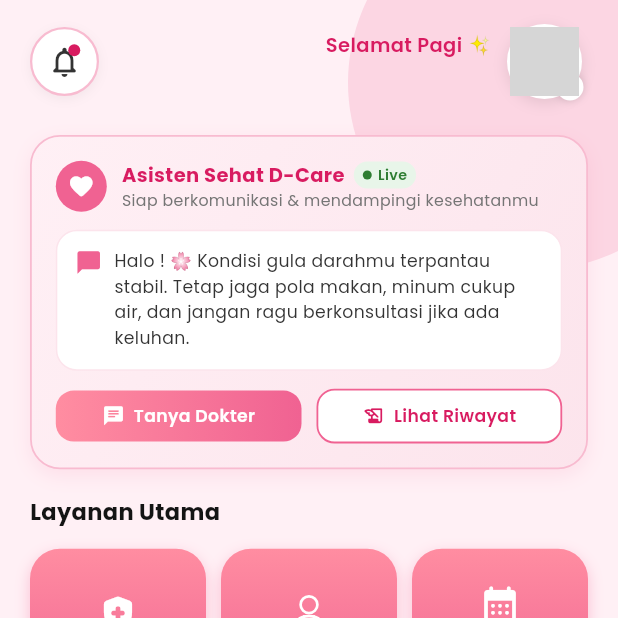
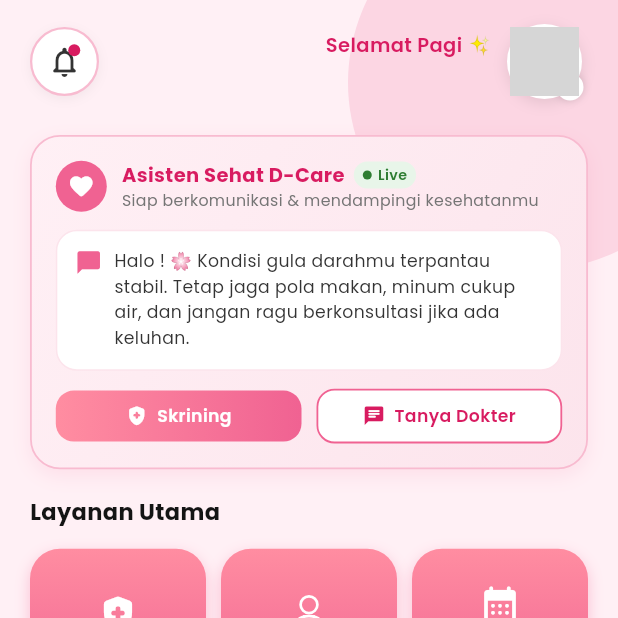
Before and after one commit to G41240178-NURFITRIA/lojindeker2, a Flutter app: the screen it shows once a user with an empty profile is signed in, on a phone screen of 412 x 824 dp, the top half of it. Run offline on Flutter 3.47's test engine with Material 3 defaults, Android fonts, the light colour scheme and no system bars; our stand-ins replace cloud_firestore, firebase_auth, firebase_core, flutter_dotenv, flutter_local_notifications, flutter_map and 5 more; accounts and stored records are empty; grey boxes are pictures that could not be loaded.

Commit message:
nambah skrining

```diff
--- a/lib/features/patient/screens/patient_dashboard_screen.dart
+++ b/lib/features/patient/screens/patient_dashboard_screen.dart
@@ -545,7 +545,7 @@ class _PatientDashboardScreenState extends State<PatientDashboardScreen> {
                   onTap: () {
                     Navigator.push(
                       context,
-                      MaterialPageRoute(builder: (_) => const LiveChatScreen()),
+                      MaterialPageRoute(builder: (_) => const RiskCheckScreen()),
                     );
                   },
                   borderRadius: BorderRadius.circular(12),
@@ -561,13 +561,13 @@ class _PatientDashboardScreenState extends State<PatientDashboardScreen> {
                       mainAxisAlignment: MainAxisAlignment.center,
                       children: [
                         const Icon(
-                          Icons.chat_rounded,
+                          Icons.health_and_safety_rounded,
                           size: 15,
                           color: Colors.white,
                         ),
                         const SizedBox(width: 6),
                         Text(
-                          'Tanya Dokter',
+                          'Skrining',
                           style: GoogleFonts.poppins(
                             fontSize: 11.5,
                             fontWeight: FontWeight.w600,
@@ -585,11 +585,7 @@ class _PatientDashboardScreenState extends State<PatientDashboardScreen> {
                   onTap: () {
                     Navigator.push(
                       context,
-                      MaterialPageRoute(
-                        builder: (_) => MedicalRecordsScreen(
-                          patientName: _currentPatientName,
-                        ),
-                      ),
+                      MaterialPageRoute(builder: (_) => const LiveChatScreen()),
                     );
                   },
                   borderRadius: BorderRadius.circular(12),
@@ -607,13 +603,13 @@ class _PatientDashboardScreenState extends State<PatientDashboardScreen> {
                       mainAxisAlignment: MainAxisAlignment.center,
                       children: [
                         const Icon(
-                          Icons.history_edu_rounded,
+                          Icons.chat_rounded,
                           size: 15,
                           color: Color(0xFFD81B60),
                         ),
                         const SizedBox(width: 6),
                         Text(
-                          'Lihat Riwayat',
+                          'Tanya Dokter',
                           style: GoogleFonts.poppins(
                             fontSize: 11.5,
                             fontWeight: FontWeight.w600,
```
